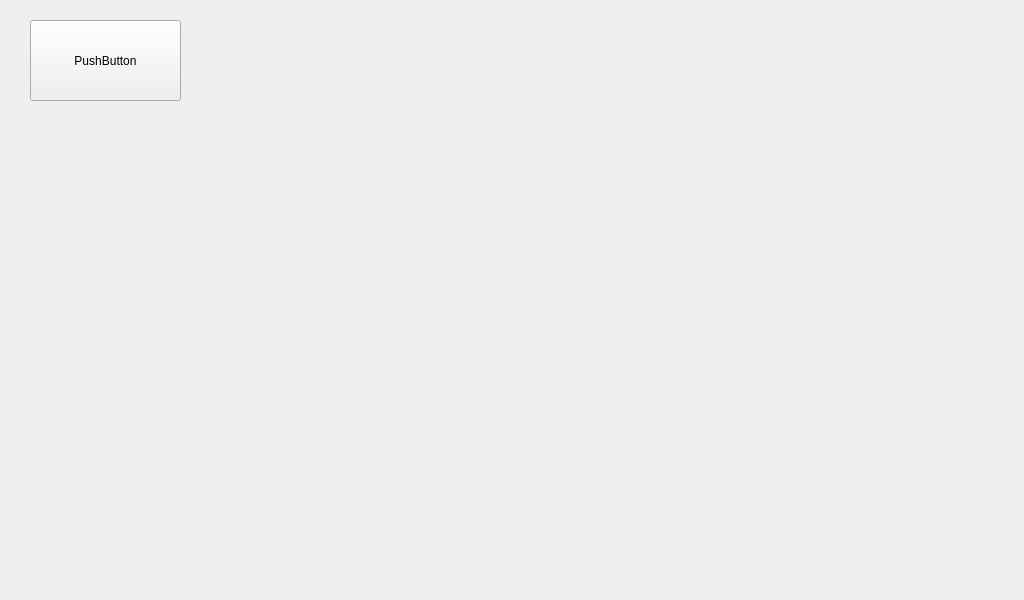
First picture: the form in QtWorkSpace/Gateway/home.ui, repository sunnyfjk/UEA_10_08, before the edit.
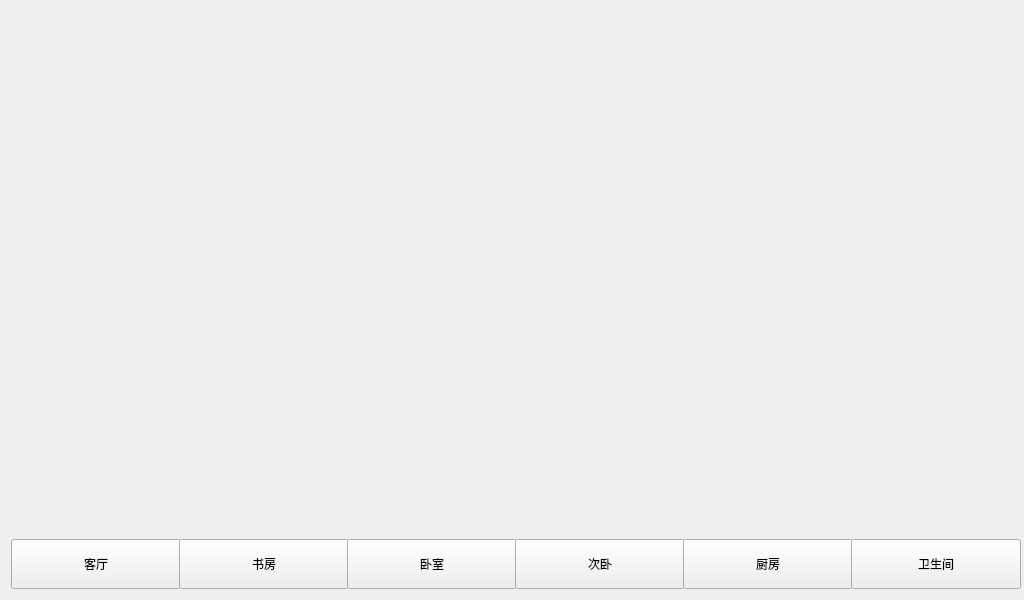
Second picture: the form after the edit.

Diff of the .ui file:
```diff
--- a/QtWorkSpace/Gateway/home.ui
+++ b/QtWorkSpace/Gateway/home.ui
@@ -25,19 +25,135 @@
   <property name="windowTitle">
    <string>home</string>
   </property>
-  <widget class="QPushButton" name="pushButton">
-   <property name="geometry">
-    <rect>
-     <x>30</x>
-     <y>20</y>
-     <width>151</width>
-     <height>81</height>
-    </rect>
-   </property>
-   <property name="text">
-    <string>PushButton</string>
-   </property>
-  </widget>
+  <layout class="QVBoxLayout" name="verticalLayout" stretch="9,0">
+   <item>
+    <widget class="QWidget" name="widget" native="true">
+     <layout class="QVBoxLayout" name="verticalLayout_3">
+      <item>
+       <layout class="QVBoxLayout" name="verticalLayout_2"/>
+      </item>
+     </layout>
+    </widget>
+   </item>
+   <item>
+    <layout class="QHBoxLayout" name="horizontalLayout">
+     <item>
+      <widget class="QPushButton" name="Parlour">
+       <property name="minimumSize">
+        <size>
+         <width>170</width>
+         <height>50</height>
+        </size>
+       </property>
+       <property name="maximumSize">
+        <size>
+         <width>170</width>
+         <height>16777215</height>
+        </size>
+       </property>
+       <property name="text">
+        <string>客厅</string>
+       </property>
+      </widget>
+     </item>
+     <item>
+      <widget class="QPushButton" name="StudyRoom">
+       <property name="minimumSize">
+        <size>
+         <width>170</width>
+         <height>50</height>
+        </size>
+       </property>
+       <property name="maximumSize">
+        <size>
+         <width>170</width>
+         <height>16777215</height>
+        </size>
+       </property>
+       <property name="text">
+        <string>书房</string>
+       </property>
+      </widget>
+     </item>
+     <item>
+      <widget class="QPushButton" name="BedRoom">
+       <property name="minimumSize">
+        <size>
+         <width>170</width>
+         <height>50</height>
+        </size>
+       </property>
+       <property name="maximumSize">
+        <size>
+         <width>170</width>
+         <height>16777215</height>
+        </size>
+       </property>
+       <property name="text">
+        <string>卧室</string>
+       </property>
+      </widget>
+     </item>
+     <item>
+      <widget class="QPushButton" name="SubalternRoom">
+       <property name="minimumSize">
+        <size>
+         <width>170</width>
+         <height>50</height>
+        </size>
+       </property>
+       <property name="maximumSize">
+        <size>
+         <width>170</width>
+         <height>16777215</height>
+        </size>
+       </property>
+       <property name="text">
+        <string>次卧</string>
+       </property>
+      </widget>
+     </item>
+     <item>
+      <widget class="QPushButton" name="CookRoom">
+       <property name="minimumSize">
+        <size>
+         <width>170</width>
+         <height>50</height>
+        </size>
+       </property>
+       <property name="maximumSize">
+        <size>
+         <width>170</width>
+         <height>16777215</height>
+        </size>
+       </property>
+       <property name="text">
+        <string>厨房</string>
+       </property>
+      </widget>
+     </item>
+     <item>
+      <widget class="QPushButton" name="Toilet">
+       <property name="minimumSize">
+        <size>
+         <width>170</width>
+         <height>50</height>
+        </size>
+       </property>
+       <property name="maximumSize">
+        <size>
+         <width>170</width>
+         <height>16777215</height>
+        </size>
+       </property>
+       <property name="text">
+        <string>卫生间</string>
+       </property>
+      </widget>
+     </item>
+    </layout>
+   </item>
+  </layout>
  </widget>
  <layoutdefault spacing="6" margin="11"/>
  <resources/>
```
